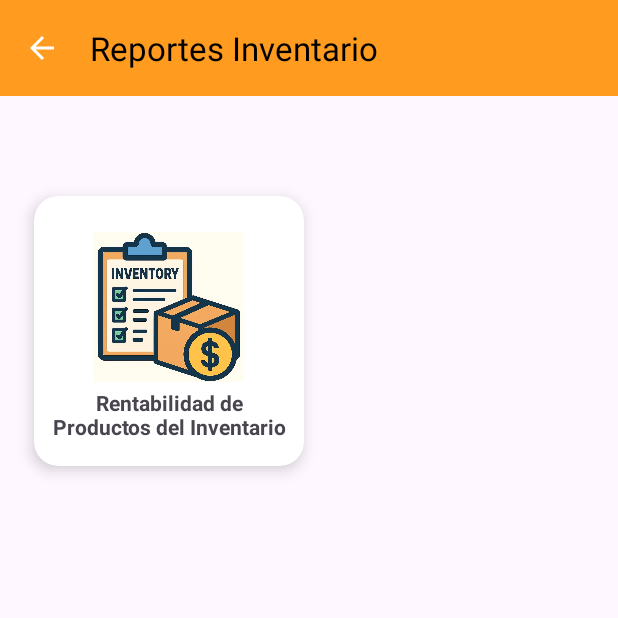
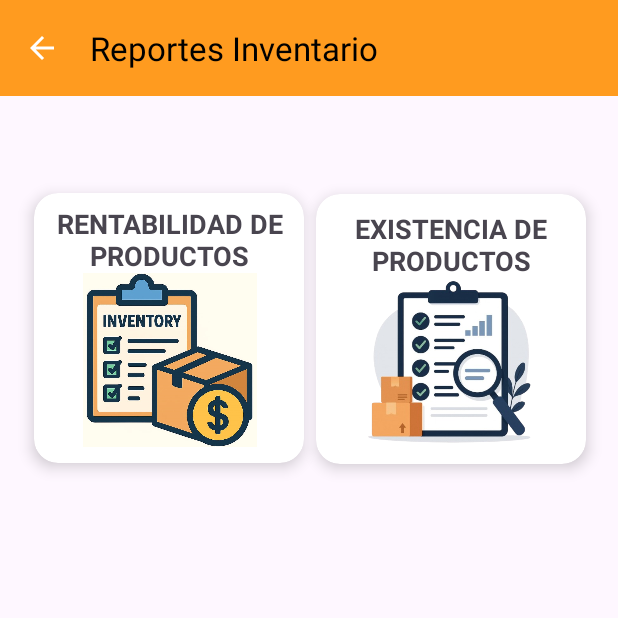
Before and after one commit to Daniel-Dann/AlmaTrack, an Android app: the ReportActivity screen opened directly, with no data from a screen before it, on a phone screen of 412 x 824 dp, the top half of it. Run offline under Robolectric (Android 15) with nearby library versions, the phone set to English and light mode, and no system bars.

Commit message:
V.4.0.1 10/07/2025 11:30am / Actualización Reporte de Existencia de Productos

```diff
--- a/app/src/main/AndroidManifest.xml
+++ b/app/src/main/AndroidManifest.xml
@@ -19,6 +19,9 @@
         android:supportsRtl="true"
         android:theme="@style/Theme.AlmaTrack"
         tools:targetApi="31">
+        <activity
+            android:name=".ReportProductsExistenceActivity"
+            android:exported="false" />
         <activity
             android:name=".ReportProductProfitabilityActivity"
             android:exported="false" />
--- a/app/src/main/java/com/solucionesmejia/almatrack/ReportActivity.kt
+++ b/app/src/main/java/com/solucionesmejia/almatrack/ReportActivity.kt
@@ -27,9 +27,19 @@ class ReportActivity : AppCompatActivity() {
         inventoryName = intent.getStringExtra("inventoryName") ?: "Inventario"
         supportActionBar?.title = "Reportes $inventoryName"
 
+        // CardView para rentabilidad
         val cardView: CardView = findViewById(R.id.crvTotalValueInvested)
         cardView.setOnClickListener {
             val intent = Intent(this, ReportProductProfitabilityActivity::class.java)
+            intent.putExtra("inventoryId", inventoryId)
+            intent.putExtra("inventoryName", inventoryName)
+            startActivity(intent)
+        }
+
+        // CardView para existencia de productos
+        val cardViewExistencia: CardView = findViewById(R.id.crvProductsExisting)
+        cardViewExistencia.setOnClickListener {
+            val intent = Intent(this, ReportProductsExistenceActivity::class.java)
             intent.putExtra("inventoryId", inventoryId)
             intent.putExtra("inventoryName", inventoryName)
             startActivity(intent)
--- a/app/src/main/res/layout/activity_report.xml
+++ b/app/src/main/res/layout/activity_report.xml
@@ -30,7 +30,7 @@
         app:layout_constraintHorizontal_bias="0.069"
         app:layout_constraintStart_toStartOf="parent"
         app:layout_constraintTop_toBottomOf="@+id/toolbarReport"
-        app:layout_constraintVertical_bias="0.104">
+        app:layout_constraintVertical_bias="0.1">
 
         <androidx.constraintlayout.widget.ConstraintLayout
             android:layout_width="match_parent"
@@ -38,29 +38,31 @@
             android:layout_margin="8dp">
 
 
-            <ImageView
-                android:id="@+id/ivInvestedValue"
-                android:layout_width="100dp"
-                android:layout_height="100dp"
+            <TextView
+                android:id="@+id/tvTitleValue"
+                android:layout_width="wrap_content"
+                android:layout_height="wrap_content"
+                android:gravity="center"
+                android:text="@string/tv_title_invested_value"
+                android:textSize="18dp"
+                android:textStyle="bold"
                 app:layout_constraintBottom_toBottomOf="parent"
                 app:layout_constraintEnd_toEndOf="parent"
                 app:layout_constraintStart_toStartOf="parent"
                 app:layout_constraintTop_toTopOf="parent"
-                app:layout_constraintVertical_bias="0.25"
-                app:srcCompat="@drawable/valorinventario" />
+                app:layout_constraintVertical_bias="0.0" />
 
-            <TextView
-                android:id="@+id/tvTitleInvestedValue"
-                android:layout_width="wrap_content"
-                android:layout_height="wrap_content"
-                android:gravity="center"
-                android:text="@string/tv_title_invested_value"
-                android:textStyle="bold"
+            <ImageView
+                android:id="@+id/ivInvestedValue"
+                android:layout_width="157dp"
+                android:layout_height="116dp"
+                android:layout_marginBottom="4dp"
                 app:layout_constraintBottom_toBottomOf="parent"
                 app:layout_constraintEnd_toEndOf="parent"
+                app:layout_constraintHorizontal_bias="0.568"
                 app:layout_constraintStart_toStartOf="parent"
-                app:layout_constraintTop_toBottomOf="@+id/ivInvestedValue"
-                app:layout_constraintVertical_bias="0.3" />
+                app:layout_constraintTop_toBottomOf="@+id/tvTitleValue"
+                app:srcCompat="@drawable/valorinventario" />
 
 
         </androidx.constraintlayout.widget.ConstraintLayout>
@@ -68,4 +70,51 @@
 
     </androidx.cardview.widget.CardView>
 
+    <androidx.cardview.widget.CardView
+        android:id="@+id/crvProductsExisting"
+        android:layout_width="180dp"
+        android:layout_height="180dp"
+        android:layout_margin="8dp"
+        app:cardCornerRadius="16dp"
+        app:cardElevation="6dp"
+        app:layout_constraintBottom_toBottomOf="parent"
+        app:layout_constraintEnd_toEndOf="parent"
+        app:layout_constraintHorizontal_bias="0.0"
+        app:layout_constraintStart_toEndOf="@+id/crvTotalValueInvested"
+        app:layout_constraintTop_toBottomOf="@+id/toolbarReport"
+        app:layout_constraintVertical_bias="0.102">
+
+        <androidx.constraintlayout.widget.ConstraintLayout
+            android:layout_width="match_parent"
+            android:layout_height="match_parent"
+            android:layout_margin="8dp">
+
+            <TextView
+                android:layout_width="wrap_content"
+                android:layout_height="wrap_content"
+                android:gravity="center"
+                android:text="EXISTENCIA DE PRODUCTOS"
+                android:textSize="18dp"
+                android:textStyle="bold"
+                app:layout_constraintBottom_toBottomOf="parent"
+                app:layout_constraintEnd_toEndOf="parent"
+                app:layout_constraintStart_toStartOf="parent"
+                app:layout_constraintTop_toTopOf="parent"
+                app:layout_constraintVertical_bias="0.025" />
+
+            <ImageView
+                android:id="@+id/ivExistenceProducts"
+                android:layout_width="157dp"
+                android:layout_height="112dp"
+                android:layout_marginBottom="4dp"
+                app:layout_constraintBottom_toBottomOf="parent"
+                app:layout_constraintEnd_toEndOf="parent"
+                app:layout_constraintStart_toStartOf="parent"
+                app:srcCompat="@drawable/productos_existentes" />
+
+        </androidx.constraintlayout.widget.ConstraintLayout>
+
+
+    </androidx.cardview.widget.CardView>
+
 </androidx.constraintlayout.widget.ConstraintLayout>
--- a/app/src/main/res/values/strings.xml
+++ b/app/src/main/res/values/strings.xml
@@ -39,5 +39,6 @@
 
 
     //activity_report
-    <string name="tv_title_invested_value">Rentabilidad de Productos del Inventario</string>
+    <string name="tv_title_invested_value">RENTABILIDAD DE PRODUCTOS</string>
+    <string name="tv_existence_product">Existencia de Productos Actuales</string>
 </resources>
```
Also changed, not shown: app/src/main/java/com/solucionesmejia/almatrack/ReportProductProfitabilityActivity.kt (+8 -6 lines), app/src/main/java/com/solucionesmejia/almatrack/ReportProductsExistenceActivity.kt (added, +26 -0 lines), app/src/main/res/layout/activity_report_products_existence.xml (added, +139 -0 lines), app/src/main/res/drawable/productos_existentes.png (added), app/src/main/res/drawable/rentabilidad_productos.png (added).
